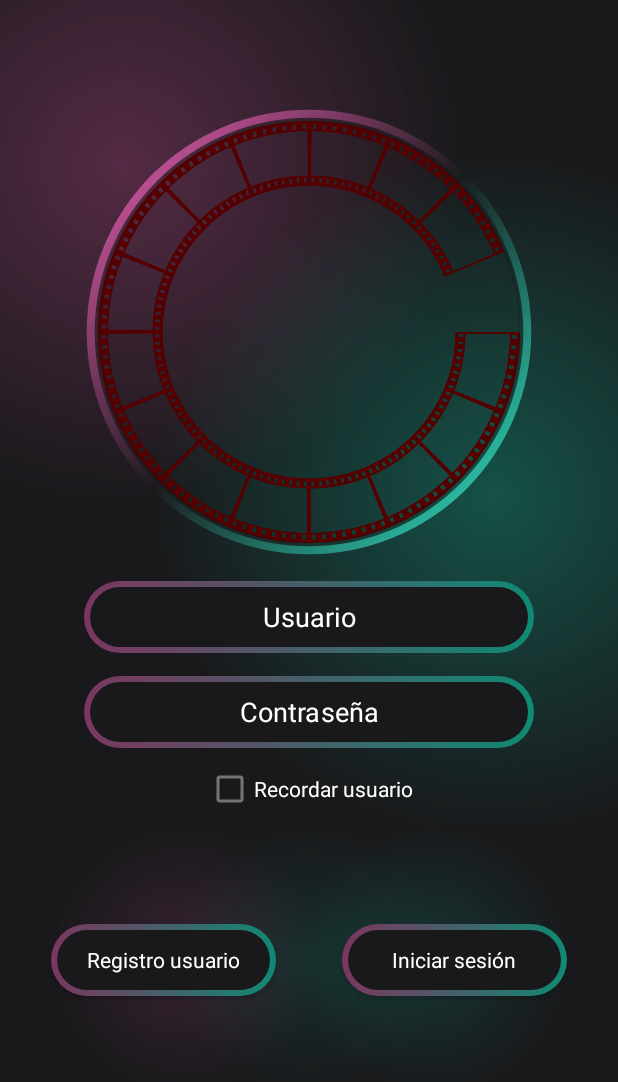
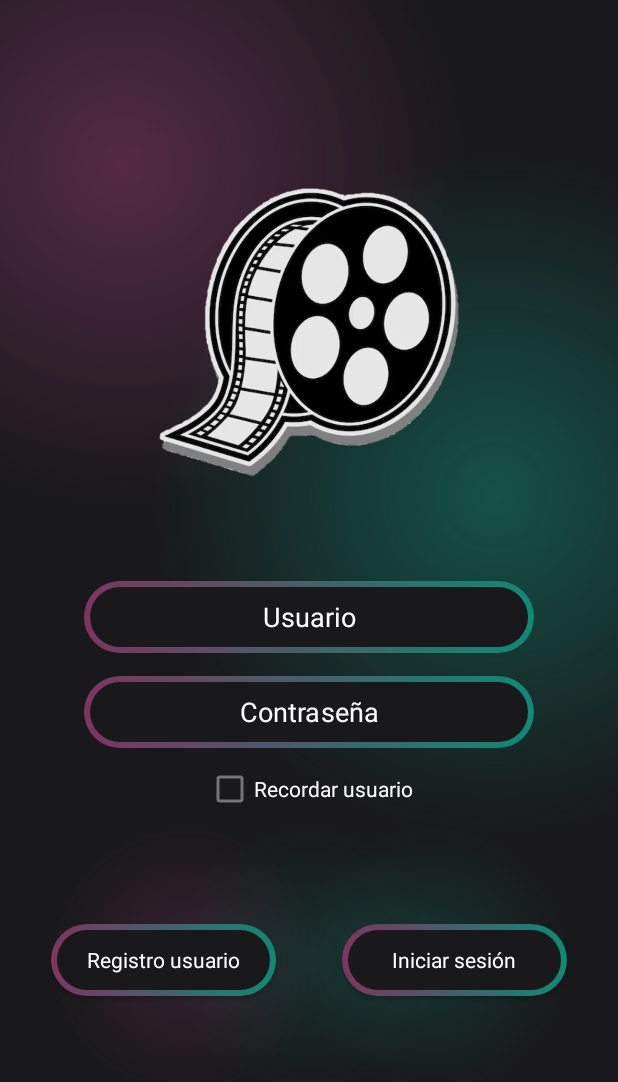
Before and after one commit to fra1010/Seminario-de-Lenguajes--TP-Integrador, an Android app: the screen it shows after launch (LoginActivity), on a phone screen of 412 x 824 dp. Shown: the top 1082 px of the screen. Run offline under Robolectric (Android 15) with nearby library versions, the phone set to English and light mode, and no system bars.

Commit message:
Cambiado logo

```diff
--- a/app/src/main/java/com/example/trabajopracticointegrador/MainActivity.kt
+++ b/app/src/main/java/com/example/trabajopracticointegrador/MainActivity.kt
@@ -125,7 +125,7 @@ class MainActivity : AppCompatActivity() {
             var preferencias =
                 getSharedPreferences(resources.getString((R.string.sp_credenciales)), MODE_PRIVATE)
             preferencias.edit().clear().apply()
-            Toast.makeText(this, "Se dejó de recordar el usuario",Toast.LENGTH_SHORT).show()
+            Toast.makeText(this, "Se dejó de recordar el usuario",Toast.LENGTH_LONG).show()
         }
         return super.onOptionsItemSelected(item)
 
--- a/app/src/main/res/layout/activity_login.xml
+++ b/app/src/main/res/layout/activity_login.xml
@@ -84,19 +84,9 @@
                     app:layout_constraintEnd_toEndOf="parent"
                     app:layout_constraintStart_toStartOf="parent"
                     app:layout_constraintTop_toTopOf="parent"
-                    app:srcCompat="@drawable/circle_gradient" />
+                    app:srcCompat="@drawable/illustration2" />
 
-                <com.google.android.material.imageview.ShapeableImageView
-                    android:layout_width="0dp"
-                    android:layout_height="0dp"
-                    android:layout_margin="9dp"
-                    app:layout_constraintBottom_toBottomOf="@+id/imageView3"
-                    app:layout_constraintEnd_toEndOf="@+id/imageView3"
-                    app:layout_constraintStart_toStartOf="@+id/imageView3"
-                    app:layout_constraintTop_toTopOf="@+id/imageView3"
-                    app:shapeAppearanceOverlay="@style/roundedImage"
-                    app:srcCompat="@drawable/logo"
-                    app:strokeWidth="1dp" />
+
 
             </androidx.constraintlayout.widget.ConstraintLayout>
 
```
Also changed, not shown: app/src/main/res/layout/activity_registro.xml (+1 -12 lines), app/src/main/res/drawable/illustration2.png (added), app/src/main/res/drawable/logo.png (deleted).
